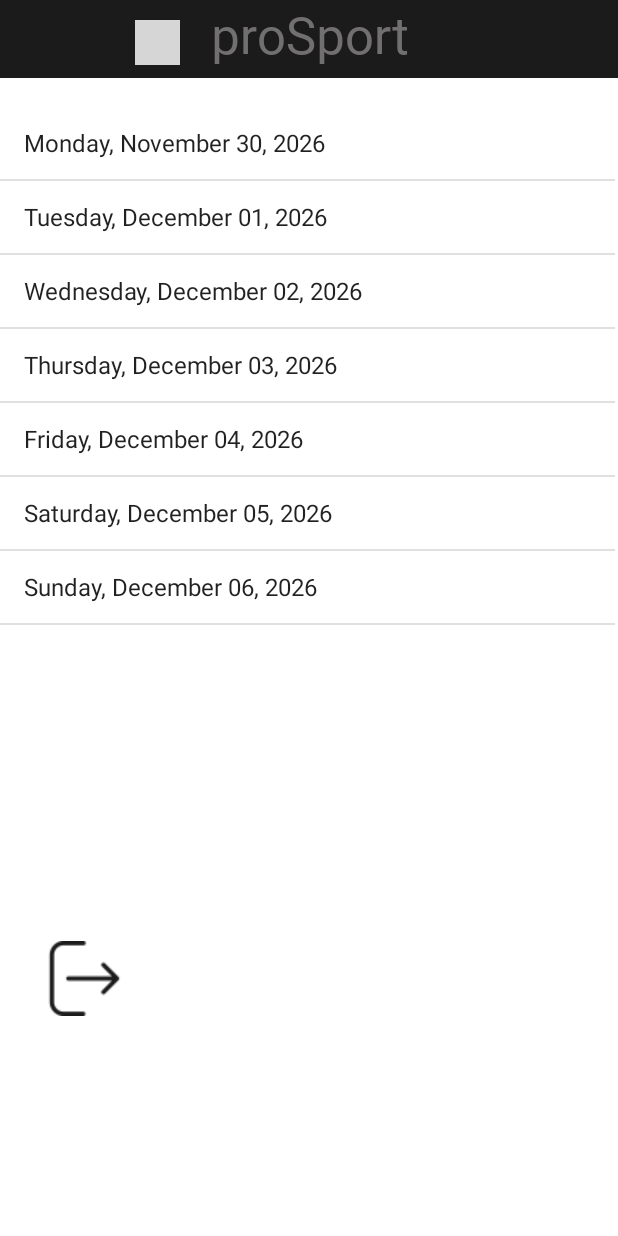
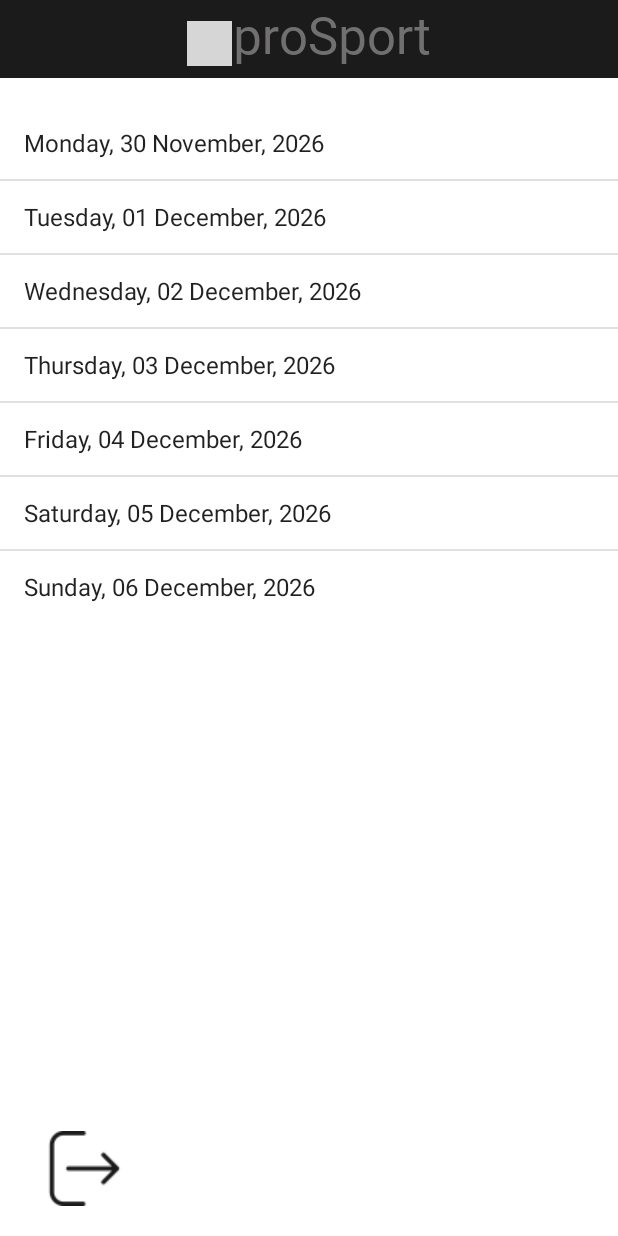
Before and after one commit to hitkout/bookingSH_App, an Android app: the screen it shows after launch once a user with an empty profile is signed in (MapActivity), on a phone screen of 412 x 824 dp. Run offline under Robolectric (Android 15) with nearby library versions, the light colour scheme and no system bars; our stand-ins replace Firebase (no records; nobody signed in at launch, a user with empty details on screens opened directly); libraries missing offline, so code that uses them is left out: org.apache.commons; Roboto replaces fonts that are not available here; grey boxes are pictures that could not be loaded.

Commit message:
add elements in containers

```diff
--- a/app/src/main/java/com/example/bookingshapp/MainActivity.java
+++ b/app/src/main/java/com/example/bookingshapp/MainActivity.java
@@ -80,7 +80,7 @@ public class MainActivity extends AppCompatActivity {
 
         dialog.setNegativeButton("Отменить", (dialogInterface, which) -> dialogInterface.dismiss());
 
-        dialog.setPositiveButton("Добавить", (dialogInterface, which) -> {
+        dialog.setPositiveButton("Войти", (dialogInterface, which) -> {
             if (TextUtils.isEmpty(email.getText())){
                 Snackbar.make(root, "Введите вашу почту", Snackbar.LENGTH_SHORT).show();
                 return;
--- a/app/src/main/java/com/example/bookingshapp/MapActivity.java
+++ b/app/src/main/java/com/example/bookingshapp/MapActivity.java
@@ -1,8 +1,10 @@
 package com.example.bookingshapp;
 
 import androidx.annotation.NonNull;
+import androidx.annotation.RequiresApi;
 import androidx.appcompat.app.AppCompatActivity;
 import android.content.Intent;
+import android.os.Build;
 import android.os.Bundle;
 import android.widget.ArrayAdapter;
 import android.widget.Button;
@@ -14,9 +16,24 @@ import com.google.firebase.database.DatabaseError;
 import com.google.firebase.database.DatabaseReference;
 import com.google.firebase.database.FirebaseDatabase;
 import com.google.firebase.database.ValueEventListener;
+
+import org.apache.commons.net.ntp.NTPUDPClient;
+import org.apache.commons.net.ntp.TimeInfo;
+
+import java.io.BufferedReader;
+import java.io.IOException;
+import java.io.InputStreamReader;
+import java.net.HttpURLConnection;
+import java.net.InetAddress;
+import java.net.MalformedURLException;
+import java.net.ProtocolException;
+import java.net.URL;
+import java.net.UnknownHostException;
 import java.text.SimpleDateFormat;
+import java.time.Instant;
 import java.util.ArrayList;
 import java.util.Calendar;
+import java.util.Date;
 import java.util.GregorianCalendar;
 import java.util.List;
 import java.util.Locale;
@@ -24,7 +41,7 @@ import java.util.Objects;
 
 public class MapActivity extends AppCompatActivity {
     Button btnExit;
-    private TextView textView;
+    private TextView textViewName;
     DatabaseReference db;
     String uid = Objects.requireNonNull(FirebaseAuth.getInstance().getCurrentUser()).getUid();
     DatabaseReference rootRef = FirebaseDatabase.getInstance().getReference();
@@ -37,7 +54,7 @@ public class MapActivity extends AppCompatActivity {
 
     private void init(){
         btnExit = findViewById(R.id.buttonExit);
-        textView = findViewById(R.id.textView);
+        textViewName = findViewById(R.id.textViewName);
         db = FirebaseDatabase.getInstance().getReference();
         listTemp = new ArrayList<>();
         listView = findViewById(R.id.listView);
@@ -60,7 +77,7 @@ public class MapActivity extends AppCompatActivity {
             @Override
             public void onDataChange(DataSnapshot dataSnapshot) {
                 String name = dataSnapshot.child("name").getValue(String.class);
-                textView.setText(name);
+                textViewName.setText(name);
             }
 
             @Override
@@ -76,8 +93,9 @@ public class MapActivity extends AppCompatActivity {
         });
     }
 
-    private void listDate(){
-        SimpleDateFormat curFormat = new SimpleDateFormat("EEEE, MMMM dd, yyyy", Locale.getDefault());
+    private void listDate() {
+
+        SimpleDateFormat curFormat = new SimpleDateFormat("EEEE, dd MMMM, yyyy", Locale.getDefault());
         SimpleDateFormat formatForDatabase = new SimpleDateFormat("dd MMMM, yyyy, EEEE", Locale.getDefault());
         Calendar date = new GregorianCalendar();
         List<String> dateStringList = new ArrayList<>();
@@ -104,9 +122,9 @@ public class MapActivity extends AppCompatActivity {
 
     private void setOnClickList(){
         listView.setOnItemClickListener((parent, view, position, id) -> {
-            String getString = listTemp.get(position);
+            String getDateFromList = listTemp.get(position);
             Intent intent = new Intent(MapActivity.this, TimesActivity.class);
-            intent.putExtra("getString", getString);
+            intent.putExtra("getDateFromList", getDateFromList);
             startActivity(intent);
         });
     }
--- a/app/src/main/res/layout/activity_map.xml
+++ b/app/src/main/res/layout/activity_map.xml
@@ -7,74 +7,86 @@
     android:layout_height="match_parent"
     tools:context=".MapActivity">
 
-    <TextView
-        android:id="@+id/textView4"
+    <LinearLayout
+        android:id="@+id/linearLayoutCap"
         android:layout_width="match_parent"
         android:layout_height="52dp"
+        android:orientation="horizontal"
         android:background="@color/logo_back"
-        android:fontFamily="@font/prompt_semibold"
-        android:gravity="center_horizontal"
-        android:text="@string/logo"
-        android:textColor="@color/logo_txt"
-        android:textSize="34sp"
-        app:layout_constraintStart_toStartOf="parent"
-        app:layout_constraintTop_toTopOf="parent" />
-
-    <ImageView
-        android:id="@+id/imageView5"
-        android:layout_width="30dp"
-        android:layout_height="30dp"
-        android:layout_marginStart="90dp"
-        android:layout_marginLeft="90dp"
-        android:layout_marginTop="13dp"
         app:layout_constraintStart_toStartOf="parent"
         app:layout_constraintTop_toTopOf="parent"
-        app:srcCompat="@drawable/logo"
-        app:tintMode="src_in"
-        tools:tint="@color/logo_badge" />
+        android:gravity="center">
+
+        <ImageView
+            android:id="@+id/imageView3"
+            android:layout_width="30dp"
+            android:layout_height="30dp"
+            android:layout_gravity="center_vertical"
+            android:layout_marginTop="3dp"
+            app:srcCompat="@drawable/logo"
+            app:tint="@color/logo_badge" />
+
+        <TextView
+            android:id="@+id/textView3"
+            android:layout_width="wrap_content"
+            android:layout_height="match_parent"
+            android:fontFamily="@font/prompt_semibold"
+            android:gravity="center_horizontal"
+            android:text="@string/logo"
+            android:textAlignment="center"
+            android:textColor="@color/logo_txt"
+            android:textSize="34sp" />
+    </LinearLayout>
 
     <LinearLayout
-        android:id="@+id/linearLayout"
-        android:layout_width="412dp"
-        android:layout_height="731dp"
-        android:layout_marginTop="52dp"
-        android:orientation="vertical"
+        android:id="@+id/linearLayoutText"
+        android:layout_width="match_parent"
+        android:layout_height="wrap_content"
+        android:orientation="horizontal"
         app:layout_constraintStart_toStartOf="parent"
-        app:layout_constraintTop_toTopOf="parent">
+        app:layout_constraintTop_toBottomOf="@+id/linearLayoutCap">
 
         <TextView
-            android:id="@+id/textView"
+            android:id="@+id/textViewName"
             android:layout_width="wrap_content"
             android:layout_height="wrap_content"
             android:text="TextView" />
 
-        <LinearLayout
-            android:layout_width="410dp"
-            android:layout_height="521dp"
-            android:orientation="vertical">
+    </LinearLayout>
 
-            <ListView
-                android:id="@+id/listView"
-                android:layout_width="wrap_content"
-                android:layout_height="573dp">
+    <LinearLayout
+        android:id="@+id/linearLayoutList"
+        android:layout_width="match_parent"
+        android:layout_height="wrap_content"
+        android:orientation="vertical"
+        app:layout_constraintStart_toStartOf="parent"
+        app:layout_constraintTop_toBottomOf="@+id/linearLayoutText">
 
-            </ListView>
+        <ListView
+            android:id="@+id/listView"
+            android:layout_width="wrap_content"
+            android:layout_height="wrap_content"/>
+    </LinearLayout>
 
-        </LinearLayout>
+    <LinearLayout
+        android:layout_width="match_parent"
+        android:layout_height="wrap_content"
+        android:orientation="vertical"
+        app:layout_constraintBottom_toBottomOf="parent"
+        app:layout_constraintStart_toStartOf="parent">
 
         <Button
             android:id="@+id/buttonExit"
-            android:layout_width="67dp"
+            android:layout_width="69dp"
             android:layout_height="59dp"
-            android:layout_marginStart="15dp"
-            android:layout_marginLeft="15dp"
-            android:layout_marginTop="30dp"
             android:stateListAnimator="@null"
             android:text="Button"
+            android:layout_marginLeft="15dp"
+            android:layout_marginStart="15dp"
+            android:layout_marginBottom="15dp"
             app:backgroundTint="@color/white"
             app:icon="@drawable/log"
             app:iconTint="@color/logo_back" />
-
     </LinearLayout>
 
 </androidx.constraintlayout.widget.ConstraintLayout>
```
Also changed, not shown: app/src/main/java/com/example/bookingshapp/OfficeActivity.java (+8 -1 lines), app/src/main/java/com/example/bookingshapp/TimesActivity.java (+12 -12 lines), app/src/main/res/layout/activity_office.xml (+52 -26 lines), app/src/main/res/layout/activity_times.xml (+36 -25 lines).
